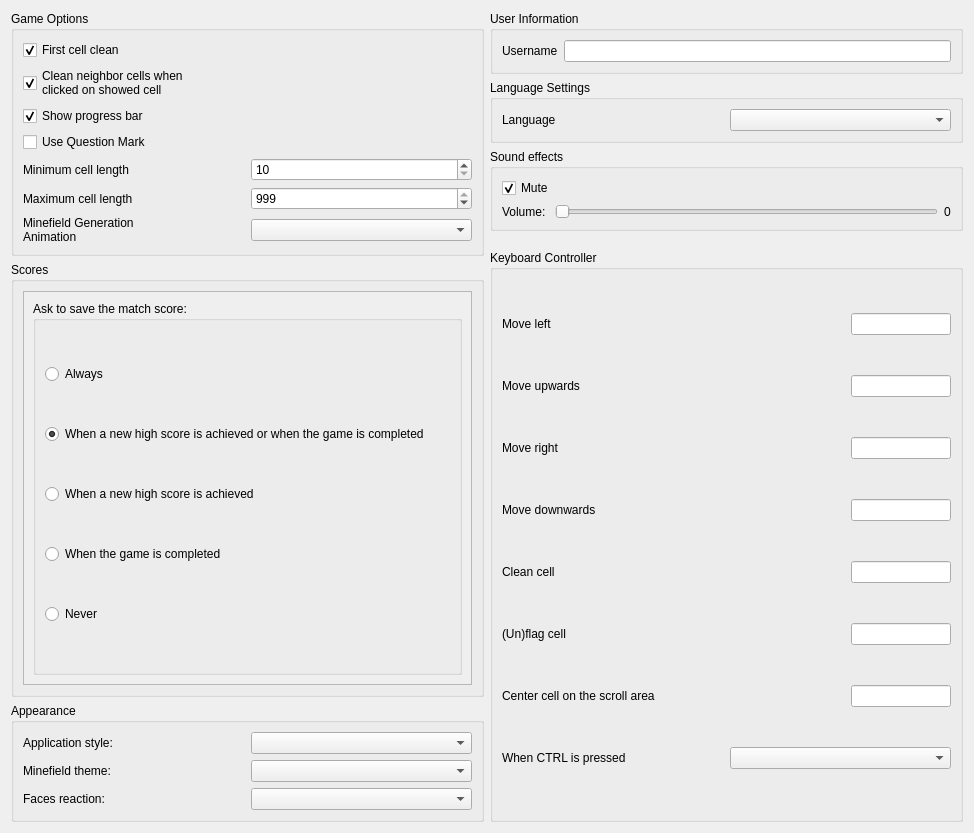
The window that src/libreminespreferencesdialog.ui (Bollos00/LibreMines) describes before a commit, drawn with Qt 5.
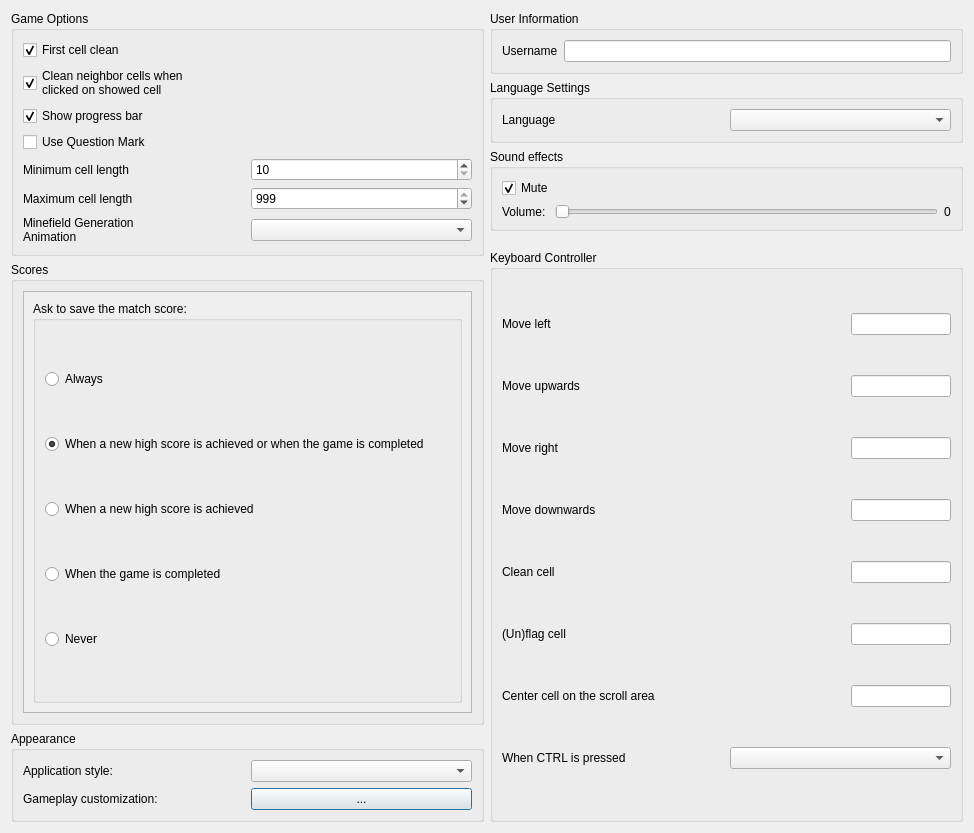
The same window after the commit. Custom widgets are drawn as their Qt base class.

Commit message: started creating new widgets for minefield theme preview

Patch:
```diff
--- a/src/libreminespreferencesdialog.ui
+++ b/src/libreminespreferencesdialog.ui
@@ -149,27 +149,17 @@
         <item>
          <widget class="QLabel" name="labelMinefieldTheme">
           <property name="text">
-           <string>Minefield theme:</string>
+           <string>Gameplay customization:</string>
           </property>
          </widget>
         </item>
         <item>
-         <widget class="QComboBox" name="comboBoxMinefieldTheme"/>
-        </item>
-       </layout>
-      </item>
-      <item>
-       <layout class="QHBoxLayout" name="horizontalLayout_13">
-        <item>
-         <widget class="QLabel" name="labelFacesReaction">
+         <widget class="QPushButton" name="pbGameplayCustomization">
           <property name="text">
-           <string>Faces reaction:</string>
+           <string>...</string>
           </property>
          </widget>
         </item>
-        <item>
-         <widget class="QComboBox" name="comboBoxFacesReaction"/>
-        </item>
        </layout>
       </item>
      </layout>
@@ -214,8 +204,8 @@
           <rect>
            <x>0</x>
            <y>0</y>
-           <width>570</width>
-           <height>264</height>
+           <width>569</width>
+           <height>306</height>
           </rect>
          </property>
          <layout class="QVBoxLayout" name="verticalLayout_7">
```
Left out of the diff: 18 changed lines with no effect on the pictures. The commit also changes 10 other files.
